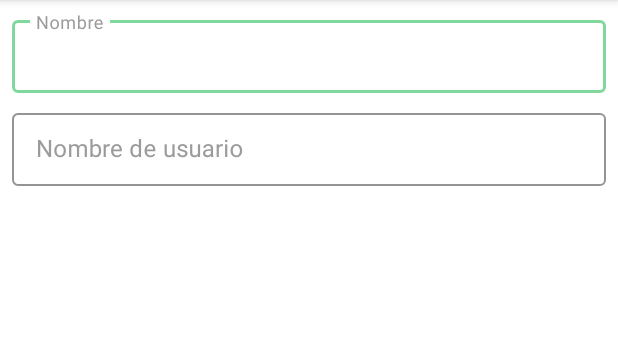
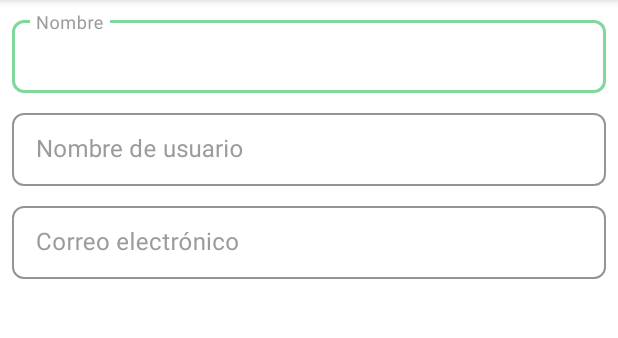
Before and after one commit to jpcorreap/mercados-campesinos-app, an Android app: the screen it shows after launch (MainActivity), on a phone screen of 412 x 824 dp, the part 84-422 px from its top. Run offline under Robolectric (Android 15) with nearby library versions, the phone set to English and light mode, and no system bars.

Commit message:
Implement email text space and define corners

```diff
--- a/app/src/main/res/layout/user_info.xml
+++ b/app/src/main/res/layout/user_info.xml
@@ -16,6 +16,10 @@
         android:hint="Nombre"
         android:labelFor="@+id/name"
         android:textColorHint="@color/hintText"
+        app:boxCornerRadiusBottomEnd="8dp"
+        app:boxCornerRadiusBottomStart="8dp"
+        app:boxCornerRadiusTopEnd="8dp"
+        app:boxCornerRadiusTopStart="8dp"
         app:boxStrokeColor="@color/textBoxes"
         app:hintTextColor="@color/hintText"
         app:layout_constraintEnd_toEndOf="parent"
@@ -42,6 +46,10 @@
         android:hint="Nombre de usuario"
         android:labelFor="@+id/username"
         android:textColorHint="@color/hintText"
+        app:boxCornerRadiusBottomEnd="8dp"
+        app:boxCornerRadiusBottomStart="8dp"
+        app:boxCornerRadiusTopEnd="8dp"
+        app:boxCornerRadiusTopStart="8dp"
         app:boxStrokeColor="@color/textBoxes"
         app:hintTextColor="@color/hintText"
         app:layout_constraintEnd_toEndOf="parent"
@@ -57,4 +65,34 @@
 
     </com.google.android.material.textfield.TextInputLayout>
 
+    <com.google.android.material.textfield.TextInputLayout
+        android:id="@+id/mailBox"
+        style="@style/Widget.MaterialComponents.TextInputLayout.OutlinedBox.Dense"
+        android:layout_width="0dp"
+        android:layout_height="wrap_content"
+        android:layout_marginStart="8dp"
+        android:layout_marginTop="8dp"
+        android:layout_marginEnd="8dp"
+        android:hint="Correo electrónico"
+        android:labelFor="@+id/mail"
+        android:textColorHint="@color/hintText"
+        app:boxCornerRadiusBottomEnd="8dp"
+        app:boxCornerRadiusBottomStart="8dp"
+        app:boxCornerRadiusTopEnd="8dp"
+        app:boxCornerRadiusTopStart="8dp"
+        app:boxStrokeColor="@color/textBoxes"
+        app:hintTextColor="@color/hintText"
+        app:layout_constraintEnd_toEndOf="parent"
+        app:layout_constraintStart_toStartOf="parent"
+        app:layout_constraintTop_toBottomOf="@+id/usernameBox">
+
+        <com.google.android.material.textfield.TextInputEditText
+            android:id="@+id/mail"
+            android:layout_width="match_parent"
+            android:layout_height="wrap_content"
+            android:ems="10"
+            android:inputType="textEmailAddress" />
+
+    </com.google.android.material.textfield.TextInputLayout>
+
 </androidx.constraintlayout.widget.ConstraintLayout>
```
